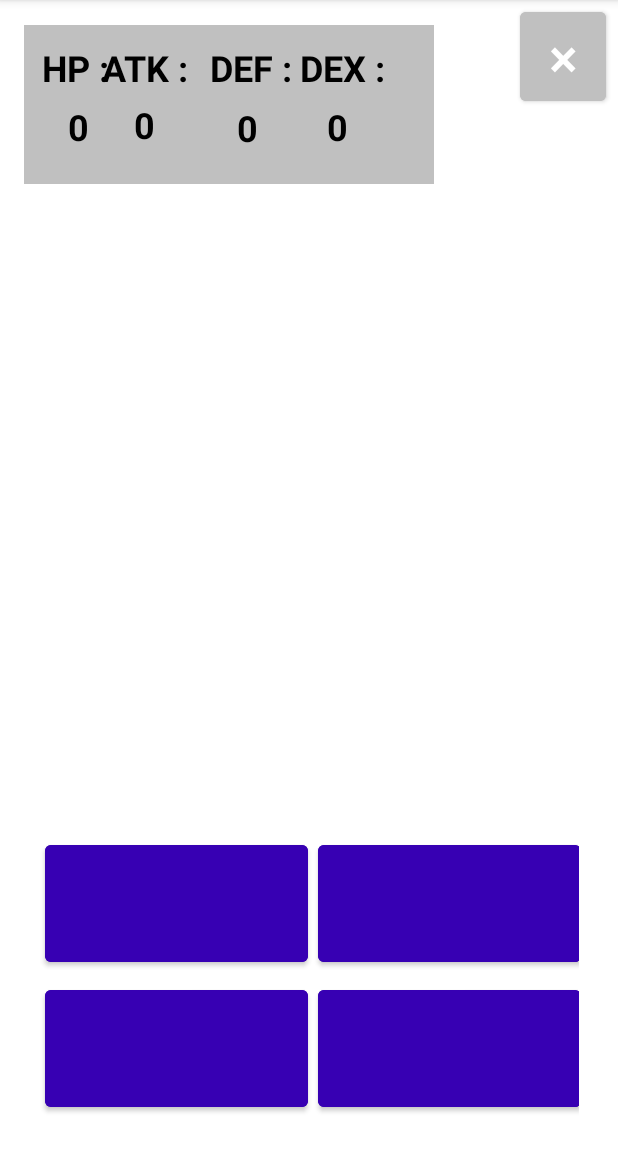
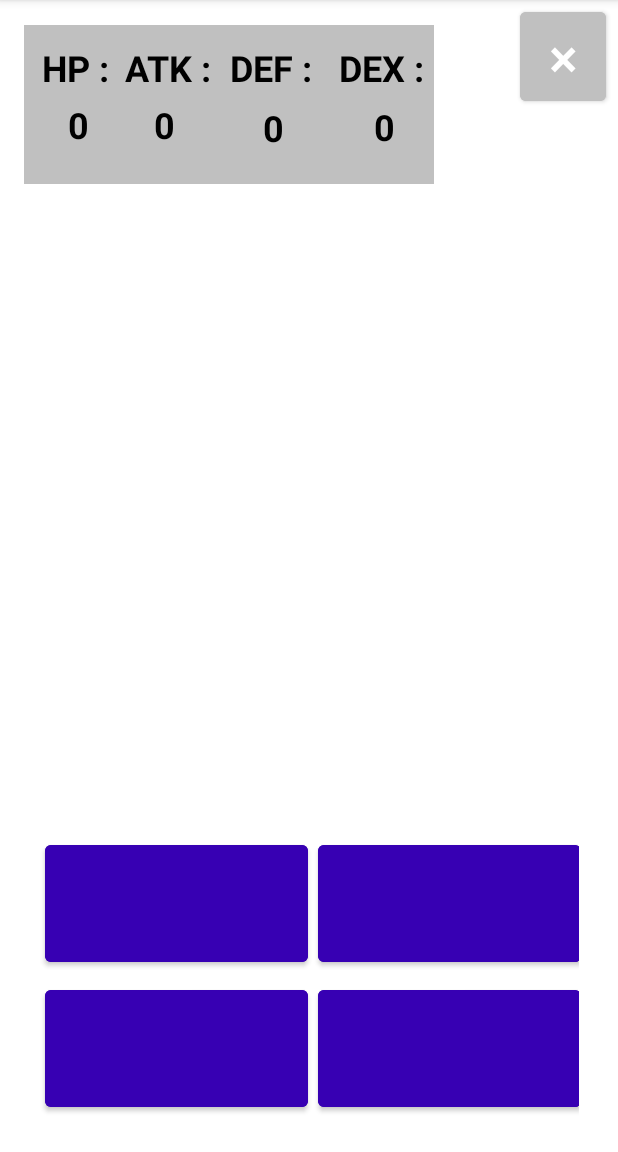
Before and after one commit to aru-420/DragonQuest, an Android app: the StatusActivity screen opened directly, with no data from a screen before it, on a phone screen of 412 x 824 dp, the part 84-1236 px from its top. Run offline under Robolectric (Android 15) with nearby library versions, the phone set to English and light mode, and no system bars; 11 statements that could not run were skipped.

Commit message:
ステータス画面作成

```diff
--- a/app/src/main/assets/skill.json
+++ b/app/src/main/assets/skill.json
@@ -110,7 +110,7 @@
   },
   "メガファイヤー": {
     "skill_effect": 3.0,
-    "skill_subject": "enemy",
+    "skill_subject": "element",
     "skill_gif": "fire_effect",
     "skill_context": "相手の防御を半分無視して攻撃力の300%で相手に攻撃"
   }
--- a/app/src/main/res/layout/activity_result.xml
+++ b/app/src/main/res/layout/activity_result.xml
@@ -126,6 +126,7 @@
         android:layout_height="wrap_content"
         android:layout_marginEnd="16dp"
         android:text="終了"
+        android:visibility="invisible"
         app:layout_constraintBottom_toTopOf="@+id/status"
         app:layout_constraintEnd_toEndOf="parent"
         app:layout_constraintTop_toTopOf="parent"
@@ -205,7 +206,6 @@
         android:id="@+id/result_advice"
         android:layout_width="wrap_content"
         android:layout_height="wrap_content"
-        android:text="TextView"
         android:textColor="@color/black"
         android:textSize="30sp"
         app:layout_constraintBottom_toBottomOf="@+id/advice"
--- a/app/src/main/res/layout/activity_status.xml
+++ b/app/src/main/res/layout/activity_status.xml
@@ -77,13 +77,12 @@
         app:layout_constraintHorizontal_bias="0.0"
         app:layout_constraintStart_toStartOf="@+id/view4"
         app:layout_constraintTop_toBottomOf="@+id/textView4"
-        app:layout_constraintVertical_bias="0.064" />
+        app:layout_constraintVertical_bias="0.0" />
 
     <TextView
         android:id="@+id/txtATK2"
         android:layout_width="56dp"
         android:layout_height="32dp"
-        android:layout_marginStart="52dp"
         android:layout_marginTop="8dp"
         android:gravity="center"
         android:text="atk"
@@ -91,9 +90,9 @@
         android:textSize="24sp"
         android:textStyle="bold"
         app:layout_constraintBottom_toBottomOf="@+id/view4"
-        app:layout_constraintEnd_toStartOf="@+id/txtDEF"
-        app:layout_constraintHorizontal_bias="0.25"
-        app:layout_constraintStart_toStartOf="@+id/txtHP2"
+        app:layout_constraintEnd_toEndOf="@+id/view4"
+        app:layout_constraintHorizontal_bias="0.3"
+        app:layout_constraintStart_toStartOf="@+id/view4"
         app:layout_constraintTop_toBottomOf="@+id/textView9"
         app:layout_constraintVertical_bias="0.0" />
 
@@ -102,15 +101,16 @@
         android:layout_width="50dp"
         android:layout_height="30dp"
         android:layout_marginTop="8dp"
+        android:layout_marginEnd="8dp"
         android:gravity="center"
         android:text="def"
         android:textColor="@color/black"
         android:textSize="24sp"
         android:textStyle="bold"
         app:layout_constraintBottom_toBottomOf="@+id/view4"
-        app:layout_constraintEnd_toEndOf="@+id/view4"
+        app:layout_constraintEnd_toStartOf="@+id/txtDEX2"
         app:layout_constraintHorizontal_bias="0.556"
-        app:layout_constraintStart_toStartOf="@+id/view4"
+        app:layout_constraintStart_toEndOf="@+id/txtATK2"
         app:layout_constraintTop_toBottomOf="@+id/textView13"
         app:layout_constraintVertical_bias="0.0" />
 
@@ -118,16 +118,16 @@
         android:id="@+id/txtDEX2"
         android:layout_width="50dp"
         android:layout_height="30dp"
-        android:layout_marginStart="184dp"
         android:layout_marginTop="8dp"
+        android:layout_marginEnd="8dp"
         android:gravity="center"
         android:text="dex"
         android:textColor="@color/black"
         android:textSize="24sp"
         android:textStyle="bold"
         app:layout_constraintBottom_toBottomOf="@+id/view4"
-        app:layout_constraintEnd_toEndOf="@+id/view2"
-        app:layout_constraintHorizontal_bias="0.95"
+        app:layout_constraintEnd_toEndOf="@+id/view4"
+        app:layout_constraintHorizontal_bias="1.0"
         app:layout_constraintStart_toStartOf="@+id/view4"
         app:layout_constraintTop_toBottomOf="@+id/textView14"
         app:layout_constraintVertical_bias="0.0" />
@@ -141,9 +141,8 @@
         android:textColor="@color/black"
         android:textSize="24sp"
         android:textStyle="bold"
-        app:layout_constraintEnd_toEndOf="@+id/view4"
-        app:layout_constraintHorizontal_bias="0.25"
-        app:layout_constraintStart_toStartOf="@+id/view4"
+        app:layout_constraintEnd_toStartOf="@+id/textView13"
+        app:layout_constraintStart_toEndOf="@+id/textView4"
         app:layout_constraintTop_toTopOf="@+id/view4" />
 
     <TextView
@@ -156,7 +155,7 @@
         android:textColor="@color/black"
         android:textSize="24sp"
         android:textStyle="bold"
-        app:layout_constraintEnd_toEndOf="@+id/view2"
+        app:layout_constraintEnd_toStartOf="@+id/textView14"
         app:layout_constraintStart_toStartOf="@+id/view4"
         app:layout_constraintTop_toTopOf="@+id/view4" />
 
@@ -164,15 +163,12 @@
         android:id="@+id/textView14"
         android:layout_width="63dp"
         android:layout_height="31dp"
-        android:layout_marginStart="184dp"
         android:layout_marginTop="12dp"
         android:text="DEX :"
         android:textColor="@color/black"
         android:textSize="24sp"
         android:textStyle="bold"
-        app:layout_constraintEnd_toEndOf="@+id/view2"
-        app:layout_constraintHorizontal_bias="0.75"
-        app:layout_constraintStart_toStartOf="@+id/view4"
+        app:layout_constraintEnd_toEndOf="@+id/view4"
         app:layout_constraintTop_toTopOf="@+id/view4" />
 
     <androidx.gridlayout.widget.GridLayout
```
Also changed, not shown: app/src/main/assets/event.json (+9 -0 lines), app/src/main/java/com/example/dragonquest/BattleActivity.java (+7 -4 lines), app/src/main/java/com/example/dragonquest/ResultActivity.java (+22 -3 lines).
